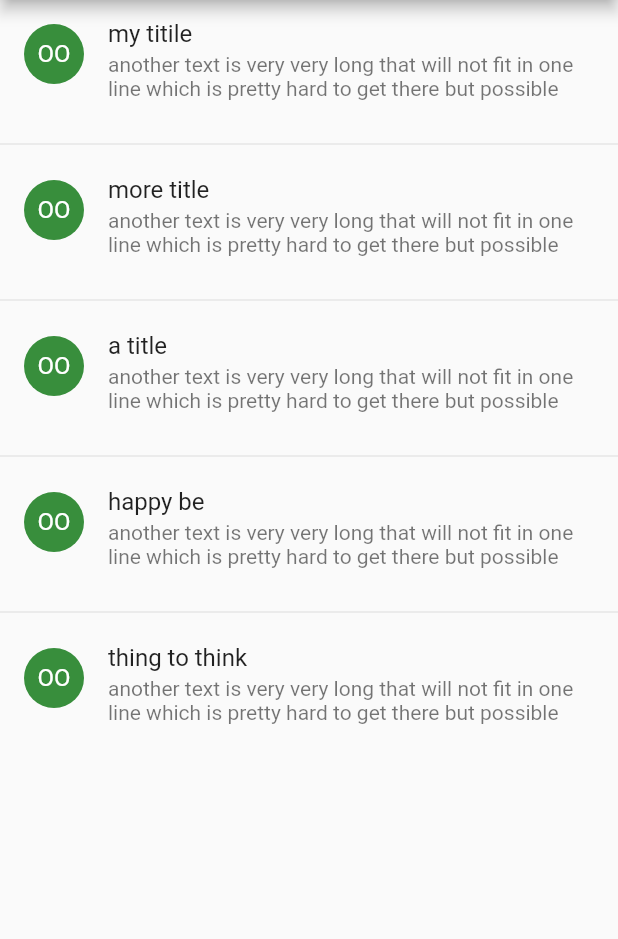
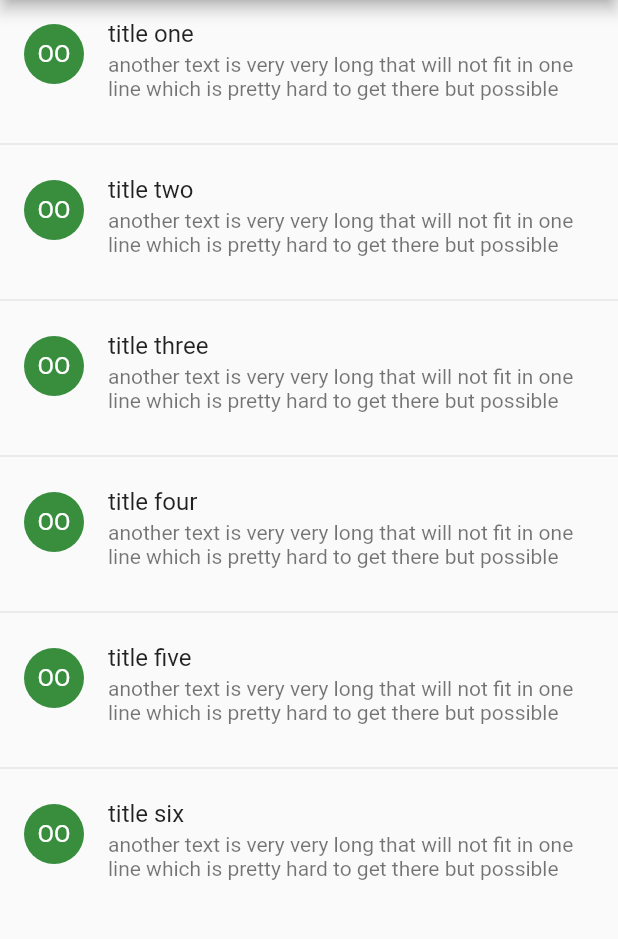
Before and after one commit to OzanOcak/app01, a Flutter app: the screen it shows after launch, on a phone screen of 412 x 824 dp, the part 84-1023 px from its top. Run offline on Flutter 3.47's test engine with Material 2 defaults, Android fonts, the phone set to English and light mode, and no system bars.

Commit message:
reading from a map

```diff
--- a/lib/main.dart
+++ b/lib/main.dart
@@ -13,18 +13,37 @@ class MyApp extends StatelessWidget {
   }
 }
 
-class EmailApp extends StatelessWidget {
+class EmailApp extends StatelessWidget {   // warning : all variables of statless widget must be immutable(final)
 
   final title;
 
   EmailApp({this.title});
 
-  var messages =[
-    'my titile',
-    'more title',
-    'a title',
-    'happy be',
-    'thing to think'
+  var  messages = [
+    {
+    "subject":"title one",
+    "body":"another text is very very long that will not fit in one line which is pretty hard to get there but possible"
+    },
+    {
+    "subject":"title two",
+    "body":"another text is very very long that will not fit in one line which is pretty hard to get there but possible"
+    },
+    {
+    "subject":"title three",
+    "body":"another text is very very long that will not fit in one line which is pretty hard to get there but possible"
+    },
+    {
+    "subject":"title four",
+    "body":"another text is very very long that will not fit in one line which is pretty hard to get there but possible"
+    },
+    {
+    "subject":"title five",
+    "body":"another text is very very long that will not fit in one line which is pretty hard to get there but possible"
+    },
+    {
+    "subject":"title six",
+    "body":"another text is very very long that will not fit in one line which is pretty hard to get there but possible"
+    }
   ];
 
   @override
@@ -35,11 +54,13 @@ class EmailApp extends StatelessWidget {
         child:ListView.separated(
           itemCount: messages.length,
           itemBuilder: (BuildContext context, int index){
+            var message = messages[index]; //get the map
+
               return ListTile(
                 leading: CircleAvatar(child:Text("OO")),
-                title: Text(messages[index]),
+                title: Text(message['subject']),
                 isThreeLine: true,
-                subtitle: Text("another text is very very long that will not fit in one line which is pretty hard to get there but possible"),
+                subtitle: Text(message['body']),
               );
         },
         separatorBuilder: (BuildContext context, int index) => Divider(),
```
